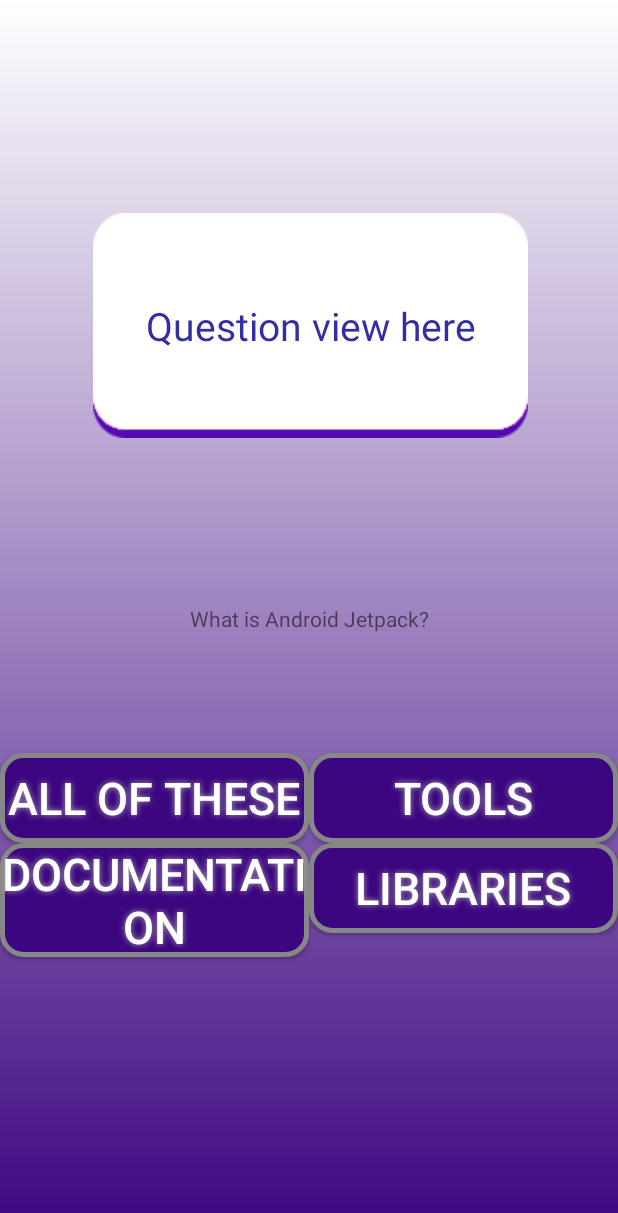
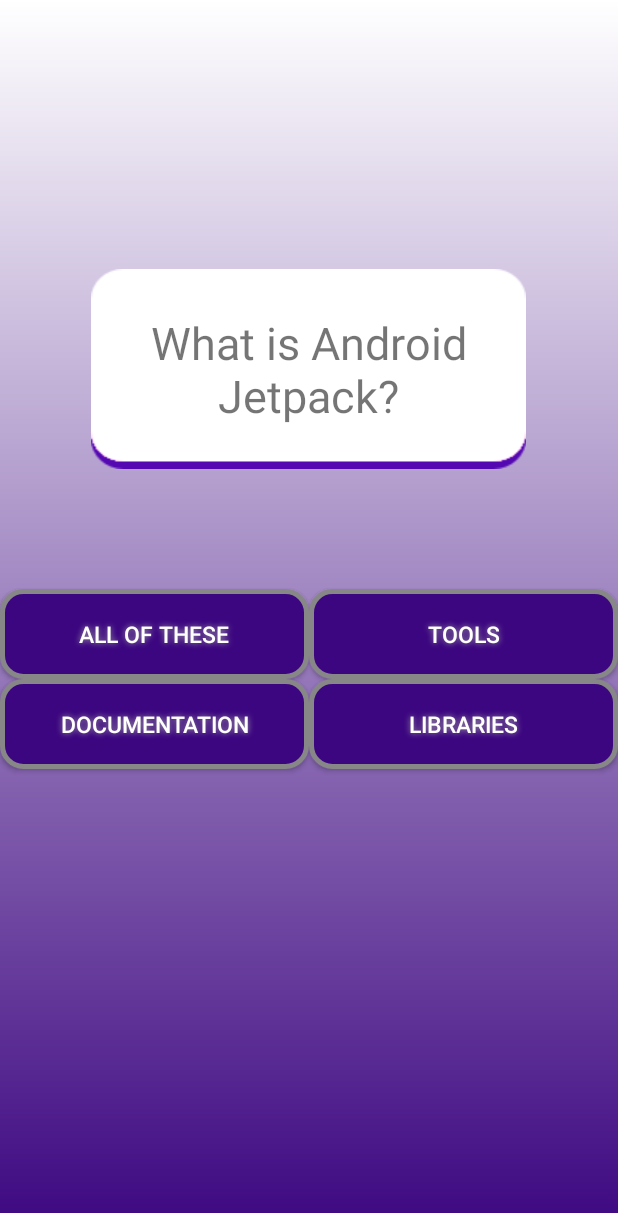
Before and after one commit to LookfuH/TrivaGame, an Android app built with Jetpack Compose: the screen it shows after launch (MainActivity), after a tap on "START", on a phone screen of 412 x 824 dp. Shown: the top 1213 px of the screen. Run offline under Robolectric (Android 15) with nearby library versions, the phone set to English and light mode, and no system bars.

Commit message:
I got stuff working! :+1:

```diff
--- a/app/src/main/res/layout/gamesession.xml
+++ b/app/src/main/res/layout/gamesession.xml
@@ -19,9 +19,8 @@
         android:shadowDy="0"
         android:shadowRadius="5"
         android:text="A1B"
-
         android:textColor="#FFFFFF"
-        android:textSize="30sp"
+        android:textSize="15sp"
         app:layout_constraintBottom_toTopOf="@+id/A3B"
         app:layout_constraintEnd_toStartOf="@+id/A2B"
         app:layout_constraintStart_toStartOf="parent"
@@ -37,12 +36,10 @@
         android:shadowColor="#A8A8A8"
         android:shadowDx="0"
         android:shadowDy="0"
-
-
         android:shadowRadius="5"
         android:text="A3B"
         android:textColor="#FFFFFF"
-        android:textSize="30sp"
+        android:textSize="15sp"
         app:layout_constraintEnd_toStartOf="@+id/A4B"
         app:layout_constraintStart_toStartOf="parent"
         app:layout_constraintTop_toBottomOf="@+id/A1B" />
@@ -61,7 +58,7 @@
 
         android:text="A2B"
         android:textColor="#FFFFFF"
-        android:textSize="30sp"
+        android:textSize="15sp"
         app:layout_constraintBottom_toTopOf="@+id/A4B"
         app:layout_constraintEnd_toEndOf="parent"
         app:layout_constraintStart_toEndOf="@+id/A1B"
@@ -76,11 +73,10 @@
         android:shadowColor="#A8A8A8"
         android:shadowDx="0"
         android:shadowDy="0"
-
         android:shadowRadius="5"
         android:text="A4B"
         android:textColor="#FFFFFF"
-        android:textSize="30sp"
+        android:textSize="15sp"
         app:layout_constraintEnd_toEndOf="parent"
         app:layout_constraintStart_toEndOf="@+id/A3B"
         app:layout_constraintTop_toBottomOf="@+id/A2B" />
@@ -89,39 +85,14 @@
         android:id="@+id/questionview"
         android:layout_width="290dp"
         android:layout_height="wrap_content"
+        android:background="@drawable/bgquestion2"
         android:gravity="center"
+        android:textSize="30sp"
         app:layout_constraintBottom_toBottomOf="parent"
         app:layout_constraintEnd_toEndOf="parent"
-        app:layout_constraintStart_toStartOf="parent"
-        app:layout_constraintTop_toTopOf="parent" />
-
-    <LinearLayout
-        android:layout_width="290dp"
-        android:layout_height="150dp"
-        android:layout_gravity="center"
-        android:layout_marginStart="61dp"
-        android:layout_marginTop="119dp"
-        android:layout_marginEnd="60dp"
-        android:layout_marginBottom="87dp"
-        android:background="@drawable/bgquestion2"
-        android:gravity="center"
-        android:orientation="vertical"
-        app:layout_constraintBottom_toTopOf="@+id/questionview"
-        app:layout_constraintEnd_toEndOf="parent"
+        app:layout_constraintHorizontal_bias="0.495"
         app:layout_constraintStart_toStartOf="parent"
         app:layout_constraintTop_toTopOf="parent"
-        tools:ignore="MissingConstraints">
-
-        <TextView
-            android:id="@+id/textQuestion"
-            android:layout_width="220dp"
-            android:layout_height="wrap_content"
-            android:lineSpacingExtra="6dp"
-            android:text="Question view here"
-            android:textAlignment="center"
-            android:textColor="#332FA2"
-            android:textSize="26sp" />
-
-    </LinearLayout>
+        app:layout_constraintVertical_bias="0.26" />
 
 </androidx.constraintlayout.widget.ConstraintLayout>
--- a/app/src/main/res/layout/resultsmenu.xml
+++ b/app/src/main/res/layout/resultsmenu.xml
@@ -4,7 +4,8 @@
     xmlns:tools="http://schemas.android.com/tools"
     android:layout_width="match_parent"
     android:layout_height="match_parent"
-    android:background="@drawable/background">
+    android:background="@drawable/background"
+    android:id = "@+id/resultsmenu">
 
     <ImageView
         android:id="@+id/GradeIcon"
--- a/app/src/main/res/layout/startmanu.xml
+++ b/app/src/main/res/layout/startmanu.xml
@@ -4,7 +4,8 @@
     xmlns:tools="http://schemas.android.com/tools"
     android:layout_width="match_parent"
     android:layout_height="match_parent"
-    android:background="@drawable/background">
+    android:background="@drawable/background"
+    android:id = "@+id/startmanu">
 
     <TextView
         android:id="@+id/titlecard"
```
Also changed, not shown: app/src/main/java/com/example/trivagame/MainActivity.kt (+74 -28 lines), 2 other files.
